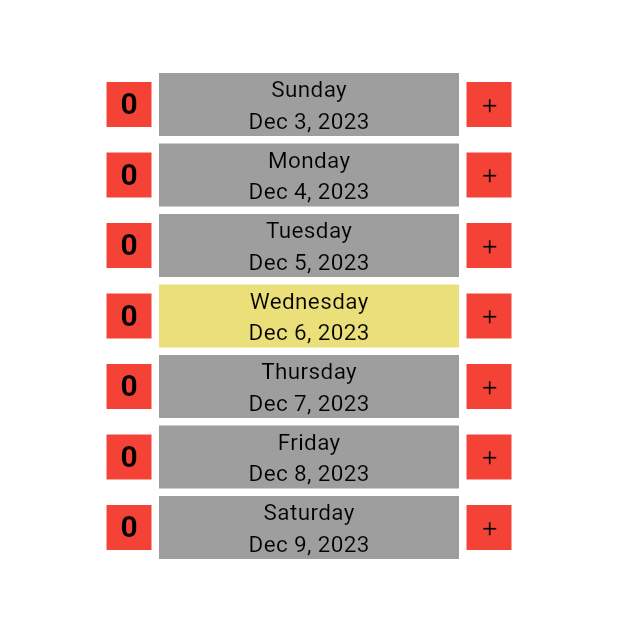
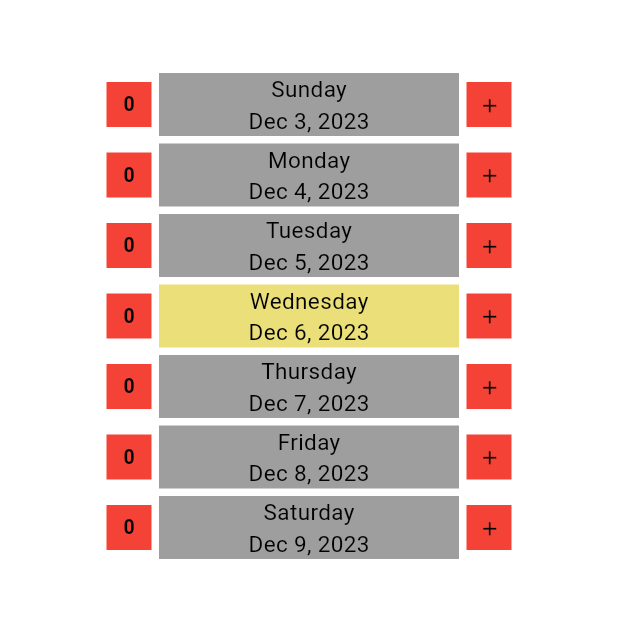
Before and after one commit to guesmia1228/horse-record-app, a Flutter app: the Home screen opened directly, on a phone screen of 412 x 824 dp. Shown: the part 191-817 px from the top of the screen. Run offline on Flutter 3.47's test engine with Material 3 defaults, Android fonts, the phone set to English and light mode, and no system bars; our stand-ins replace audioplayers, awesome_notifications, file_picker, firebase_auth, firebase_core, firebase_database and 10 more; missing offline and left inert: age_calculator, flutter_background_service, flutter_background_service_android, record, telephony; accounts and stored records are empty.

Commit message:
Update Home.dart

```diff
--- a/lib/Home.dart
+++ b/lib/Home.dart
@@ -306,7 +306,7 @@ class _HomeState extends State<Home> {
           ),
           width: 30,
           height: 30,
-          child: Center(child: MyText(txt: (horse_num[index_num]).toString(), color: Colors.black, txtSize: 20,fontWeight: FontWeight.bold)),
+          child: Center(child: MyText(txt: (horse_num[index_num]).toString(), color: Colors.black, txtSize: 13,fontWeight: FontWeight.bold)),
         ),
         SizedBox(width: 5,),
         SizedBox(
```
